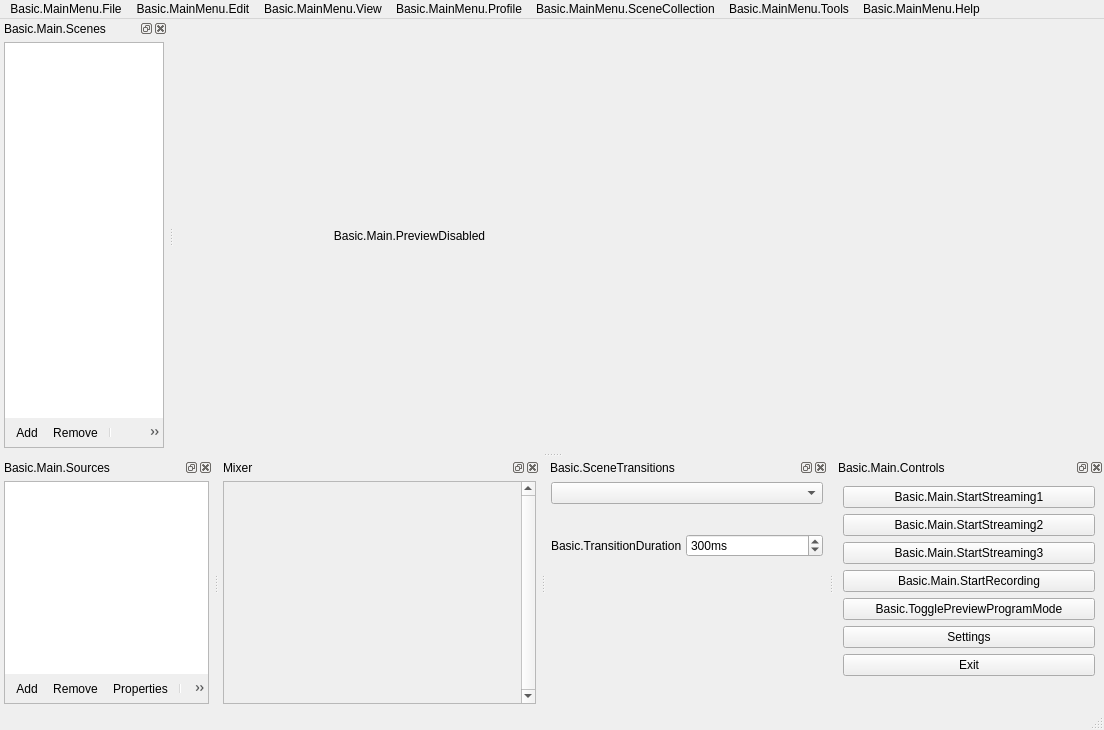
Winding6636/obs_mod, file UI/forms/OBSBasic.ui: the form before one commit.
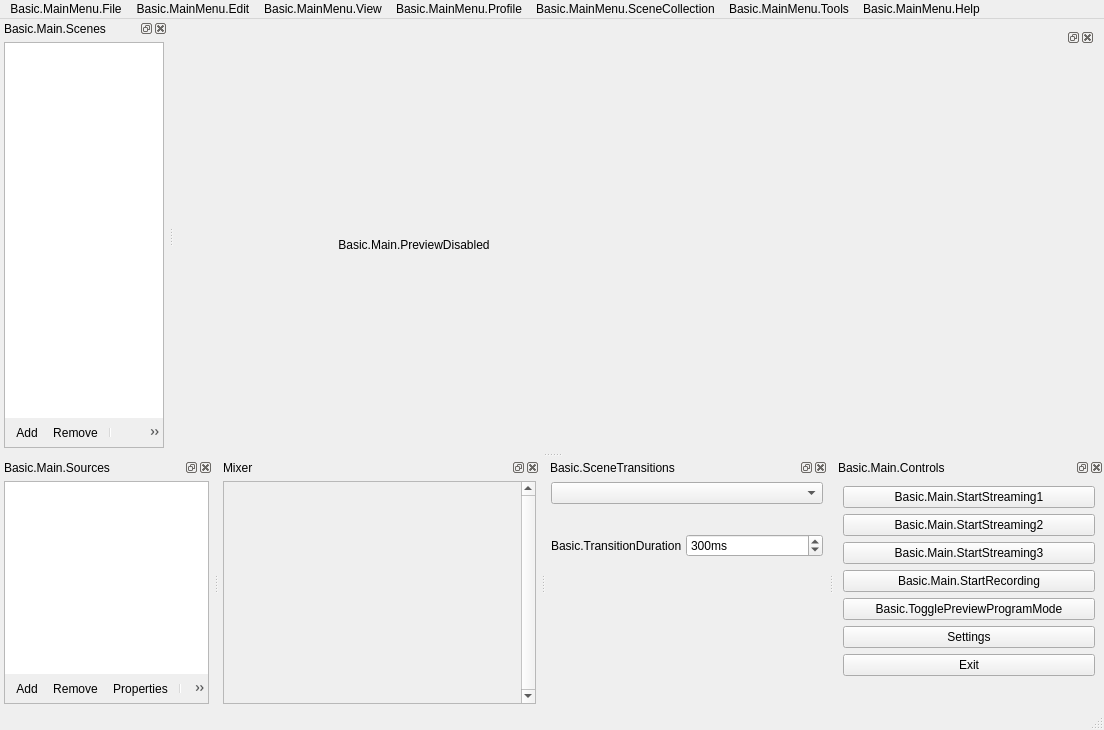
The form after the commit. Icons and pictures are not drawn. Custom widgets are drawn as their Qt base class.

```diff
--- a/UI/forms/OBSBasic.ui
+++ b/UI/forms/OBSBasic.ui
@@ -37,7 +37,11 @@
    <set>QMainWindow::AllowNestedDocks|QMainWindow::AllowTabbedDocks|QMainWindow::AnimatedDocks|QMainWindow::VerticalTabs</set>
   </property>
   <widget class="QWidget" name="centralwidget">
-   <layout class="QVBoxLayout" name="verticalLayout">
+   <layout class="QHBoxLayout" name="horizontalLayout">
+    <item>
+     <widget class="QDockWidget" name="previewDock">
+      <widget class="QWidget" name="dockWidgetContents">
+       <layout class="QHBoxLayout" name="horizontalLayout_5" stretch="0">
     <item>
      <layout class="QHBoxLayout" name="horizontalLayout_2">
       <item>
@@ -97,6 +101,10 @@
        </layout>
       </item>
      </layout>
+        </item>
+       </layout>
+      </widget>
+     </widget>
     </item>
    </layout>
   </widget>
```
Left out of the diff: 5 changed lines with no effect on the pictures. Lines whose indentation alone changed are shown as unchanged.
